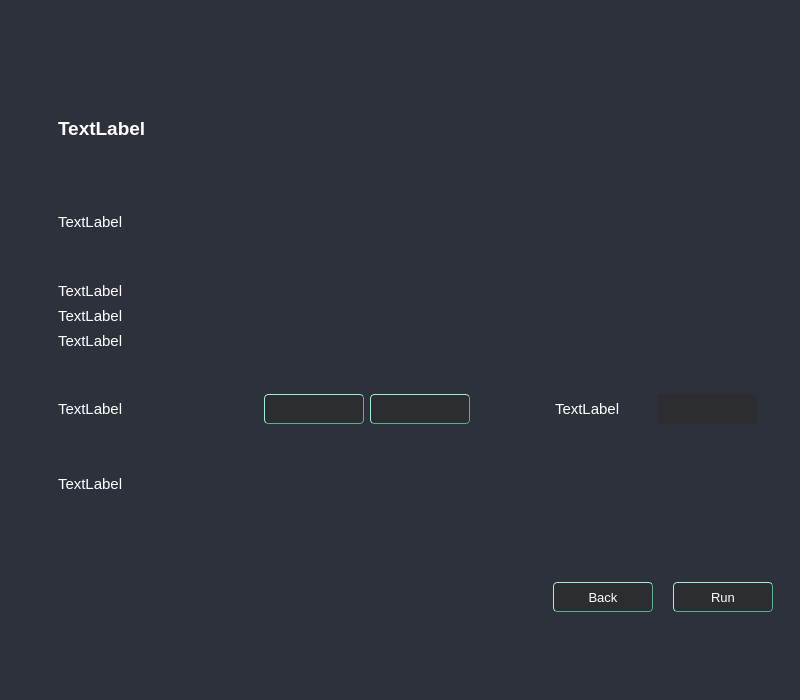
Above: UI/forms/AqCalibrationWidget.ui from romangolovkou/AQteck_toolMAX before the change. Below: the same form after it.
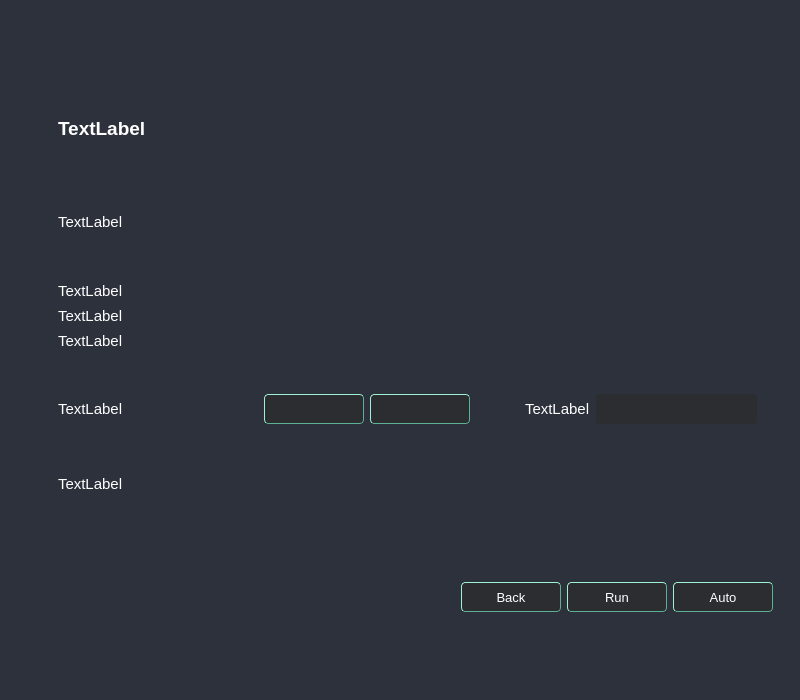
That is the form after the change. Icons and pictures are not drawn. Custom widgets are drawn as their Qt base class.

Commit message: правки автоматичного режиму калібрування у дев мод

```diff
--- a/UI/forms/AqCalibrationWidget.ui
+++ b/UI/forms/AqCalibrationWidget.ui
@@ -818,7 +818,7 @@
                   </property>
                   <property name="maximumSize">
                    <size>
-                    <width>100</width>
+                    <width>200</width>
                     <height>16777215</height>
                    </size>
                   </property>
@@ -879,9 +879,6 @@
              <enum>QFrame::Raised</enum>
             </property>
             <layout class="QHBoxLayout" name="horizontalLayout_2">
-             <property name="spacing">
-              <number>20</number>
-             </property>
              <item>
               <widget class="QPushButton" name="backBtn">
                <property name="minimumSize">
@@ -918,6 +915,24 @@
                </property>
               </widget>
              </item>
+             <item>
+              <widget class="QPushButton" name="autoBtn">
+               <property name="minimumSize">
+                <size>
+                 <width>100</width>
+                 <height>30</height>
+                </size>
+               </property>
+               <property name="font">
+                <font>
+                 <pointsize>10</pointsize>
+                </font>
+               </property>
+               <property name="text">
+                <string>Auto</string>
+               </property>
+              </widget>
+             </item>
             </layout>
            </widget>
           </item>
```
The commit also changes 1 other file.
